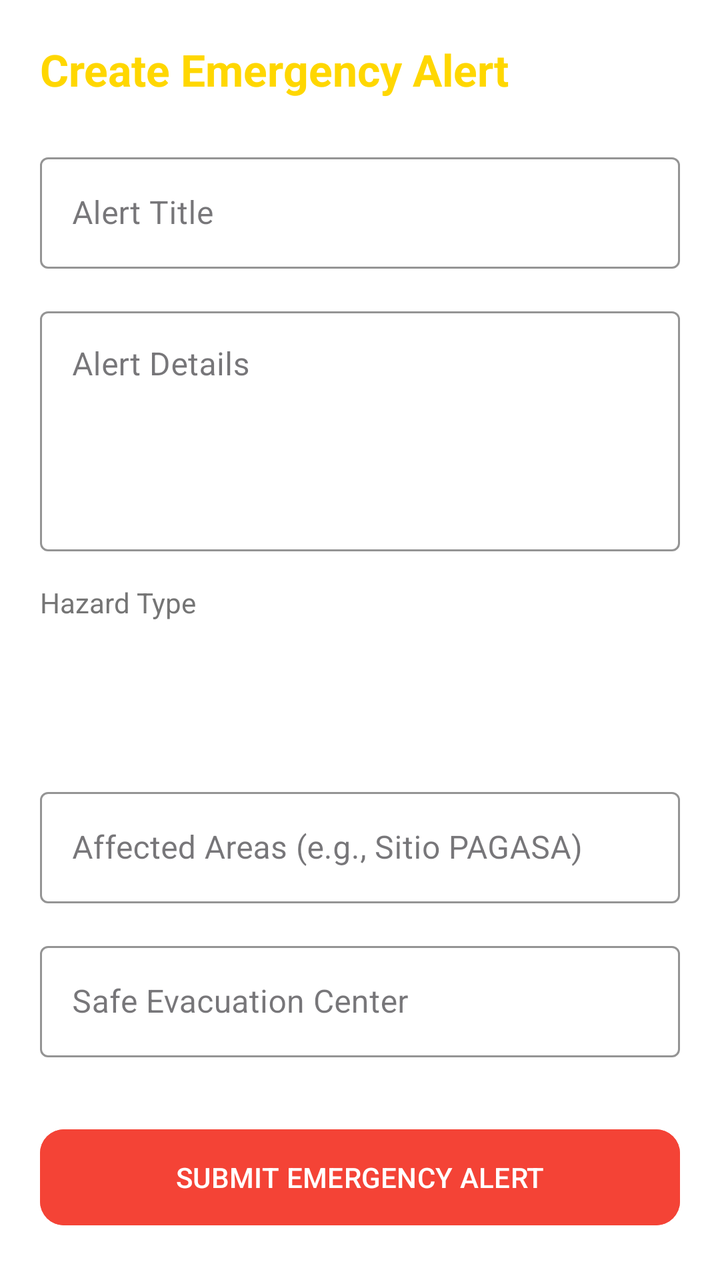
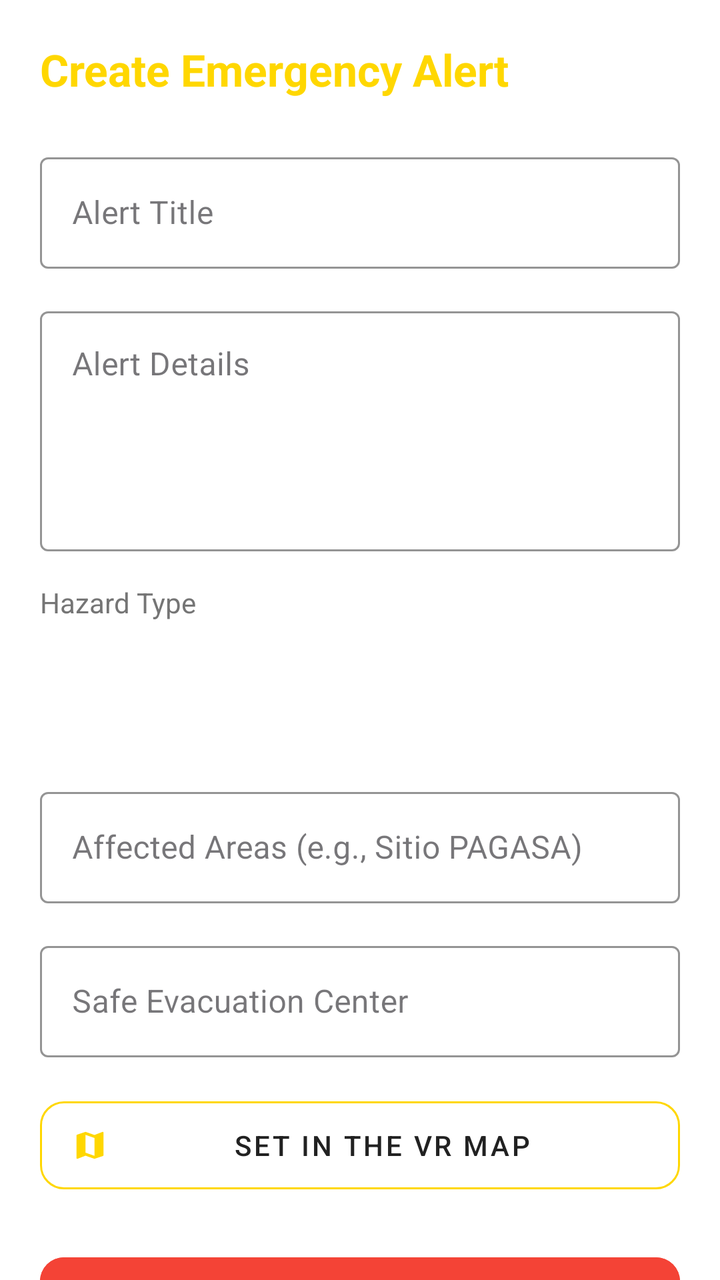

Screens rendered from an Android XML layout before and after an edit, with the pre-edit source and the edit as a unified diff.
<!-- AndroidManifest.xml: application theme Theme.Resilio -->
<!-- res/layout/fragment_create_emergency_alert.xml -->
<?xml version="1.0" encoding="utf-8"?>
<androidx.core.widget.NestedScrollView xmlns:android="http://schemas.android.com/apk/res/android"
    xmlns:app="http://schemas.android.com/apk/res-auto"
    android:layout_width="match_parent"
    android:layout_height="match_parent"
    android:background="@color/background">

    <LinearLayout
        android:layout_width="match_parent"
        android:layout_height="wrap_content"
        android:orientation="vertical"
        android:padding="20dp">

        <TextView
            android:layout_width="wrap_content"
            android:layout_height="wrap_content"
            android:text="Create Emergency Alert"
            android:textSize="22sp"
            android:textStyle="bold"
            android:textColor="@color/gold_accent"
            android:layout_marginBottom="24dp" />

        <com.google.android.material.textfield.TextInputLayout
            android:layout_width="match_parent"
            android:layout_height="wrap_content"
            android:hint="Alert Title"
            style="@style/Widget.MaterialComponents.TextInputLayout.OutlinedBox"
            app:boxStrokeColor="@color/gold_accent"
            app:hintTextColor="@color/gold_accent">
            <com.google.android.material.textfield.TextInputEditText
                android:id="@+id/etTitle"
                android:layout_width="match_parent"
                android:layout_height="wrap_content"
                android:textColor="@color/text_primary" />
        </com.google.android.material.textfield.TextInputLayout>

        <com.google.android.material.textfield.TextInputLayout
            android:layout_width="match_parent"
            android:layout_height="wrap_content"
            android:hint="Alert Details"
            android:layout_marginTop="16dp"
            style="@style/Widget.MaterialComponents.TextInputLayout.OutlinedBox"
            app:boxStrokeColor="@color/gold_accent"
            app:hintTextColor="@color/gold_accent">
            <com.google.android.material.textfield.TextInputEditText
                android:id="@+id/etContent"
                android:layout_width="match_parent"
                android:layout_height="120dp"
                android:gravity="top"
                android:inputType="textMultiLine"
                android:textColor="@color/text_primary" />
        </com.google.android.material.textfield.TextInputLayout>

        <TextView
            android:layout_width="wrap_content"
            android:layout_height="wrap_content"
            android:text="Hazard Type"
            android:textColor="@color/text_secondary"
            android:layout_marginTop="16dp"
            android:layout_marginBottom="8dp" />

        <Spinner
            android:id="@+id/spinnerHazardType"
            android:layout_width="match_parent"
            android:layout_height="56dp"
            android:background="@drawable/bg_bottom_sheet"
            android:padding="8dp" />

        <com.google.android.material.textfield.TextInputLayout
            android:layout_width="match_parent"
            android:layout_height="wrap_content"
            android:hint="Affected Areas (e.g., Sitio PAGASA)"
            android:layout_marginTop="16dp"
            style="@style/Widget.MaterialComponents.TextInputLayout.OutlinedBox"
            app:boxStrokeColor="@color/gold_accent"
            app:hintTextColor="@color/gold_accent">
            <com.google.android.material.textfield.TextInputEditText
                android:id="@+id/etAffectedAreas"
                android:layout_width="match_parent"
                android:layout_height="wrap_content"
                android:textColor="@color/text_primary" />
        </com.google.android.material.textfield.TextInputLayout>

        <com.google.android.material.textfield.TextInputLayout
            android:layout_width="match_parent"
            android:layout_height="wrap_content"
            android:hint="Safe Evacuation Center"
            android:layout_marginTop="16dp"
            style="@style/Widget.MaterialComponents.TextInputLayout.OutlinedBox"
            app:boxStrokeColor="@color/gold_accent"
            app:hintTextColor="@color/gold_accent">
            <com.google.android.material.textfield.TextInputEditText
                android:id="@+id/etEvacuationCenter"
                android:layout_width="match_parent"
                android:layout_height="wrap_content"
                android:textColor="@color/text_primary" />
        </com.google.android.material.textfield.TextInputLayout>

        <com.google.android.material.button.MaterialButton
            android:id="@+id/btnSubmitEmergencyAlert"
            android:layout_width="match_parent"
            android:layout_height="56dp"
            android:text="SUBMIT EMERGENCY ALERT"
            android:layout_marginTop="32dp"
            android:backgroundTint="@color/emergency_red"
            android:textColor="@color/white"
            app:cornerRadius="12dp" />

    </LinearLayout>
</androidx.core.widget.NestedScrollView>
<!-- resources referenced by this layout -->
<resources>
  <color name="background">#FFFFFF</color>
  <color name="emergency_red">#F44336</color>
  <color name="gold_accent">#FFD700</color>
  <color name="text_primary">#212121</color>
  <color name="text_secondary">#757575</color>
  <color name="white">#FFFFFFFF</color>
  <!-- drawable bg_bottom_sheet (drawable) -->
  <?xml version="1.0" encoding="utf-8"?>
  <shape xmlns:android="http://schemas.android.com/apk/res/android">
      <solid android:color="#FFFFFF" />
      <corners
          android:topLeftRadius="24dp"
          android:topRightRadius="24dp" />
  </shape>
  <style name="Theme.Resilio" parent="Base.Theme.Resilio" />
  <style name="Base.Theme.Resilio" parent="Theme.Material3.DayNight.NoActionBar">
          
          <item name="colorPrimary">@color/gold_accent</item>
          <item name="colorOnPrimary">@color/black</item>
          <item name="colorSecondary">@color/secondary_blue</item>
          <item name="colorOnSecondary">@color/white</item>
          <item name="colorTertiary">@color/primary_green</item>
          <item name="android:windowBackground">@color/background</item>
          <item name="android:textColorPrimary">@color/text_primary</item>
          <item name="android:textColorSecondary">@color/text_secondary</item>
      </style>
  <color name="black">#FF000000</color>
  <color name="secondary_blue">#2196F3</color>
  <color name="primary_green">#4CAF50</color>
</resources>

<!-- the commit's change to res/layout/fragment_create_emergency_alert.xml (unified diff, before → after) -->
@@ -97,11 +97,24 @@
         </com.google.android.material.textfield.TextInputLayout>
 
         <com.google.android.material.button.MaterialButton
+            android:id="@+id/btnSetVrMap"
+            style="@style/Widget.MaterialComponents.Button.OutlinedButton"
+            android:layout_width="match_parent"
+            android:layout_height="56dp"
+            android:text="@string/set_in_vr_map"
+            android:layout_marginTop="16dp"
+            app:strokeColor="@color/gold_accent"
+            android:textColor="@color/text_primary"
+            app:icon="@drawable/ic_map"
+            app:iconTint="@color/gold_accent"
+            app:cornerRadius="12dp" />
+
+        <com.google.android.material.button.MaterialButton
             android:id="@+id/btnSubmitEmergencyAlert"
             android:layout_width="match_parent"
             android:layout_height="56dp"
             android:text="SUBMIT EMERGENCY ALERT"
-            android:layout_marginTop="32dp"
+            android:layout_marginTop="24dp"
             android:backgroundTint="@color/emergency_red"
             android:textColor="@color/white"
             app:cornerRadius="12dp" />
<!-- resource entries referenced after the edit -->
@@ -14,6 +14,17 @@
           android:topLeftRadius="24dp"
           android:topRightRadius="24dp" />
   </shape>
+  <!-- drawable ic_map (drawable) -->
+  <vector xmlns:android="http://schemas.android.com/apk/res/android"
+      android:width="24dp"
+      android:height="24dp"
+      android:viewportWidth="24"
+      android:viewportHeight="24">
+    <path
+        android:fillColor="#FF000000"
+        android:pathData="M20.5,3l-0.16,0.03L15,5.1L9,3L3.36,4.9c-0.21,0.07 -0.36,0.25 -0.36,0.48V20.5c0,0.28 0.22,0.5 0.5,0.5l0.16,-0.03L9,18.9l6,2.1l5.64,-1.9c0.21,-0.07 0.36,-0.25 0.36,-0.48V3.5c0,-0.28 -0.22,-0.5 -0.5,-0.5zM15,19l-6,-2.11V5l6,2.11V19z"/>
+  </vector>
+  <string name="set_in_vr_map">Set in the VR map</string>
   <style name="Theme.Resilio" parent="Base.Theme.Resilio" />
   <style name="Base.Theme.Resilio" parent="Theme.Material3.DayNight.NoActionBar">
           
